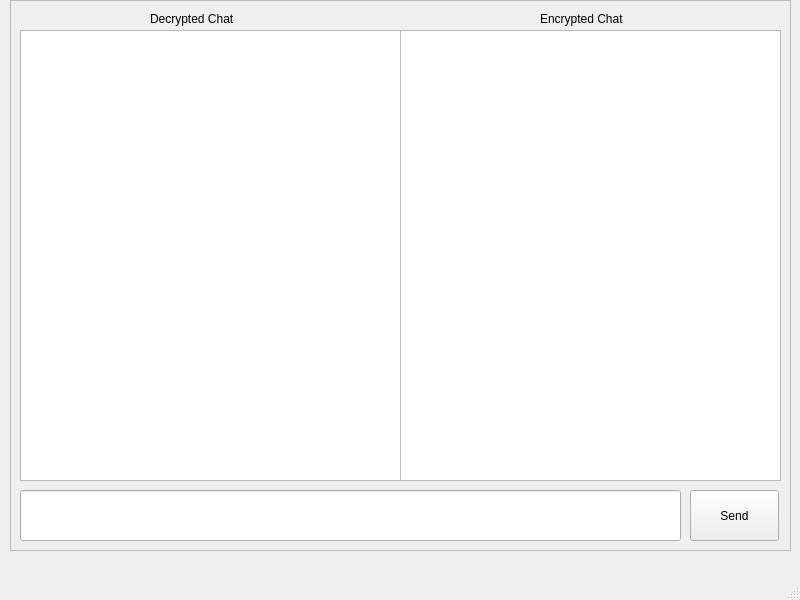
First picture: the form in chat_app/chat_gui.ui, repository JarryChou/etsi-qkd-api, before the edit.
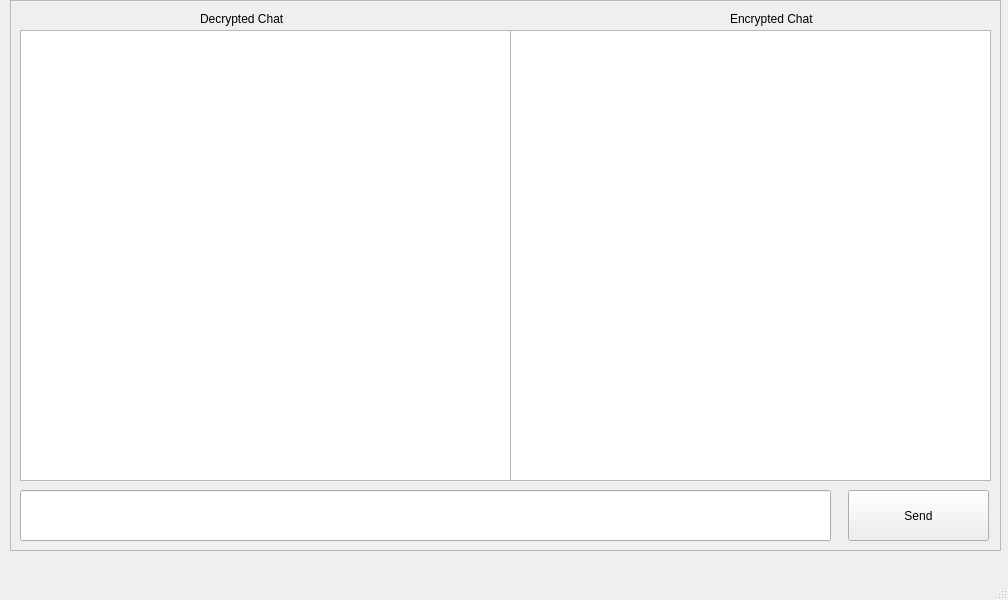
Second picture: the form after the edit.

Diff of the .ui file:
```diff
--- a/chat_app/chat_gui.ui
+++ b/chat_app/chat_gui.ui
@@ -6,7 +6,7 @@
    <rect>
     <x>0</x>
     <y>0</y>
-    <width>800</width>
+    <width>1008</width>
     <height>600</height>
    </rect>
   </property>
@@ -19,7 +19,7 @@
      <rect>
       <x>10</x>
       <y>0</y>
-      <width>781</width>
+      <width>991</width>
       <height>551</height>
      </rect>
     </property>
@@ -34,7 +34,7 @@
       <rect>
        <x>10</x>
        <y>30</y>
-       <width>381</width>
+       <width>491</width>
        <height>451</height>
       </rect>
      </property>
@@ -44,7 +44,7 @@
       <rect>
        <x>10</x>
        <y>490</y>
-       <width>661</width>
+       <width>811</width>
        <height>51</height>
       </rect>
      </property>
@@ -55,9 +55,9 @@
     <widget class="QPushButton" name="send_button">
      <property name="geometry">
       <rect>
-       <x>680</x>
+       <x>838</x>
        <y>490</y>
-       <width>89</width>
+       <width>141</width>
        <height>51</height>
       </rect>
      </property>
@@ -68,9 +68,9 @@
     <widget class="QTextEdit" name="encrypted_chat_box">
      <property name="geometry">
       <rect>
-       <x>390</x>
+       <x>500</x>
        <y>30</y>
-       <width>381</width>
+       <width>481</width>
        <height>451</height>
       </rect>
      </property>
@@ -78,7 +78,7 @@
     <widget class="QLabel" name="label">
      <property name="geometry">
       <rect>
-       <x>140</x>
+       <x>190</x>
        <y>10</y>
        <width>111</width>
        <height>17</height>
@@ -91,7 +91,7 @@
     <widget class="QLabel" name="label_2">
      <property name="geometry">
       <rect>
-       <x>530</x>
+       <x>720</x>
        <y>10</y>
        <width>111</width>
        <height>17</height>
```
Left out of the diff: 2 changed lines with no effect on the pictures.
